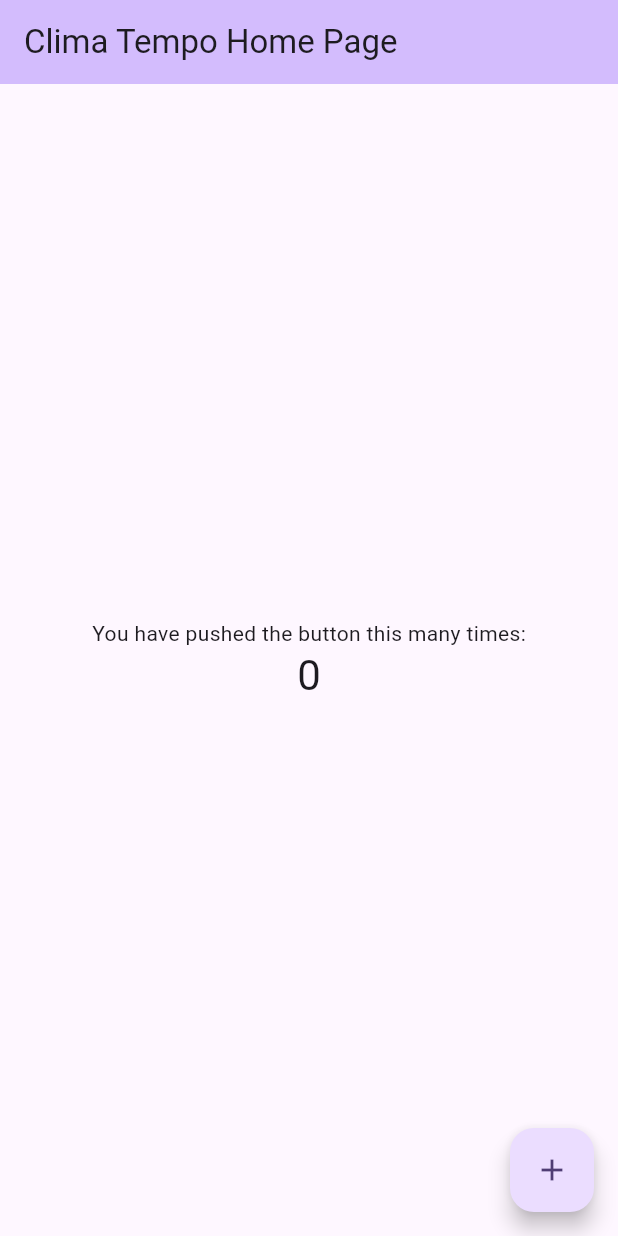
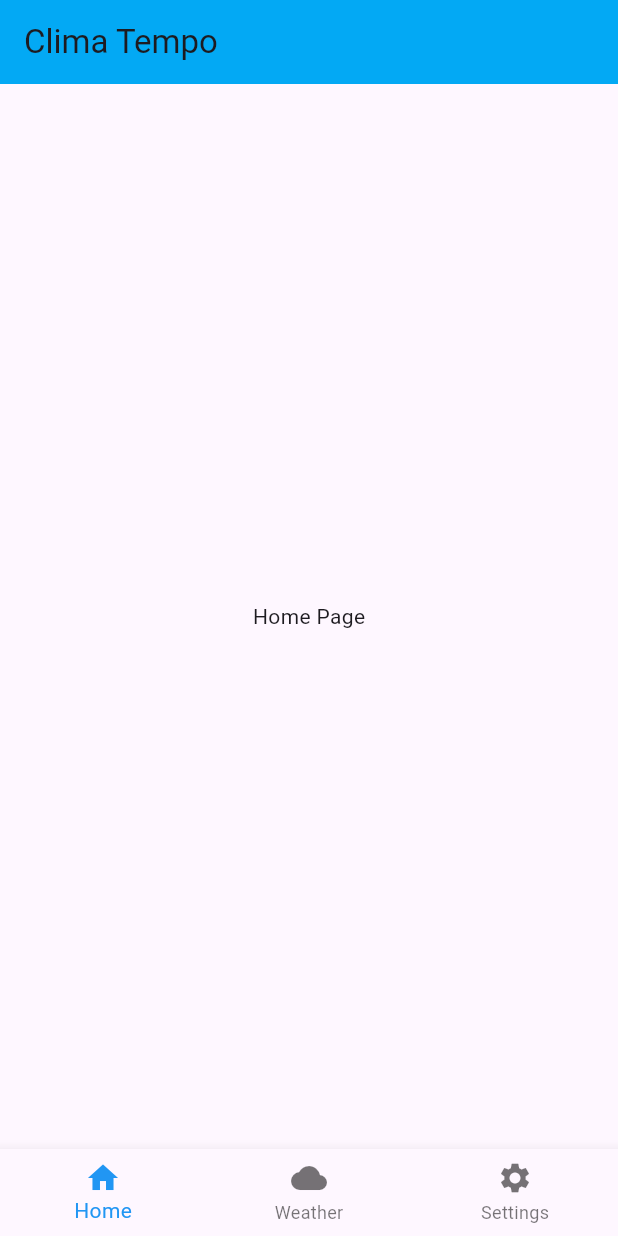
Before and after one commit to FrancimarAlexandre/ClimaTempo, a Flutter app: the screen it shows after launch, on a phone screen of 412 x 824 dp. Run offline on Flutter 3.47's test engine with Material 3 defaults, Android fonts, the phone set to English and light mode, and no system bars.

Commit message:
criaço da barra de navergaçao

```diff
--- a/clima_tempo/lib/main.dart
+++ b/clima_tempo/lib/main.dart
@@ -1,77 +1,68 @@
 import 'package:flutter/material.dart';
+import 'package:flutter/widgets.dart';
 
 void main() {
-  runApp(const MyApp());
+  runApp(MyApp());
 }
 
 class MyApp extends StatelessWidget {
-  const MyApp({super.key});
-
-  // This widget is the root of your application.
   @override
   Widget build(BuildContext context) {
     return MaterialApp(
-      title: 'Clima Tempo',
+      title: "Clima Tempo",
       theme: ThemeData(
-
-        colorScheme: ColorScheme.fromSeed(seedColor: Colors.deepPurple),
-        useMaterial3: true,
+        primarySwatch: Colors.blue,
       ),
-      home: const MyHomePage(title: 'Clima Tempo Home Page'),
+      home: WeatherHomePage(),
     );
   }
 }
 
-class MyHomePage extends StatefulWidget {
-  const MyHomePage({super.key, required this.title});
+class WeatherHomePage extends StatefulWidget {
+  @override
+  _WeatherHomePageState createState() => _WeatherHomePageState();
+}
+class _WeatherHomePageState extends State<WeatherHomePage> {
 
-  final String title;
+  int _selectedIndex = 0;
 
-  @override
-  State<MyHomePage> createState() => _MyHomePageState();
-}
+  static const List<Widget> _widgetOpnions = <Widget>[
+    Text('Home Page'),
+    Text('Weather'),
+    Text('settings'),
+  ];
 
-class _MyHomePageState extends State<MyHomePage> {
-  int _counter = 0;
-
-  void _incrementCounter() {
-    setState(() {
-
-      _counter++;
+  void _onItemTapped(int index){
+    setState((){
+      _selectedIndex = index;
     });
   }
-
   @override
   Widget build(BuildContext context) {
-
     return Scaffold(
       appBar: AppBar(
-
-        backgroundColor: Theme.of(context).colorScheme.inversePrimary,
-
-        title: Text(widget.title),
+        title: Text('Clima Tempo'),
+        backgroundColor: Colors.lightBlue,
       ),
       body: Center(
-
-        child: Column(
-
-          mainAxisAlignment: MainAxisAlignment.center,
-          children: <Widget>[
-            const Text(
-              'You have pushed the button this many times:',
-            ),
-            Text(
-              '$_counter',
-              style: Theme.of(context).textTheme.headlineMedium,
-            ),
-          ],
-        ),
+        child: _widgetOpnions.elementAt(_selectedIndex),
       ),
-      floatingActionButton: FloatingActionButton(
-        onPressed: _incrementCounter,
-        tooltip: 'Increment',
-        child: const Icon(Icons.add),
-      ),
+      bottomNavigationBar: BottomNavigationBar(
+        items: const <BottomNavigationBarItem>[
+          BottomNavigationBarItem(icon: Icon(Icons.home),
+          label:'Home',
+          ),
+          BottomNavigationBarItem(icon: Icon(Icons.cloud),
+          label: 'Weather',
+          ),
+          BottomNavigationBarItem(icon: Icon(Icons.settings),
+          label:'Settings',
+          ),
+        ],
+        currentIndex: _selectedIndex,
+        selectedItemColor: Colors.blue,
+        onTap: _onItemTapped,
+      )
     );
   }
 }
```
